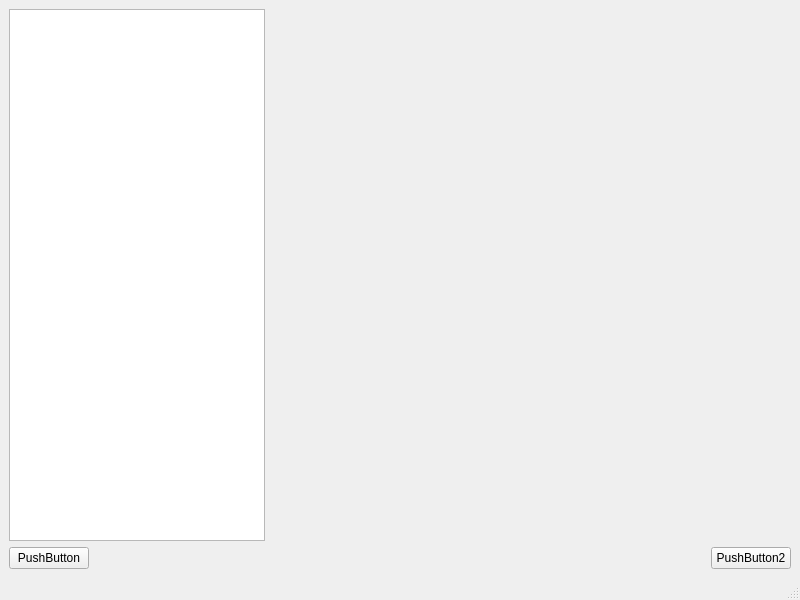
First picture: the form in worksheet6/mainwindow.ui, repository eeyzr1/2024_20291563, before the edit.
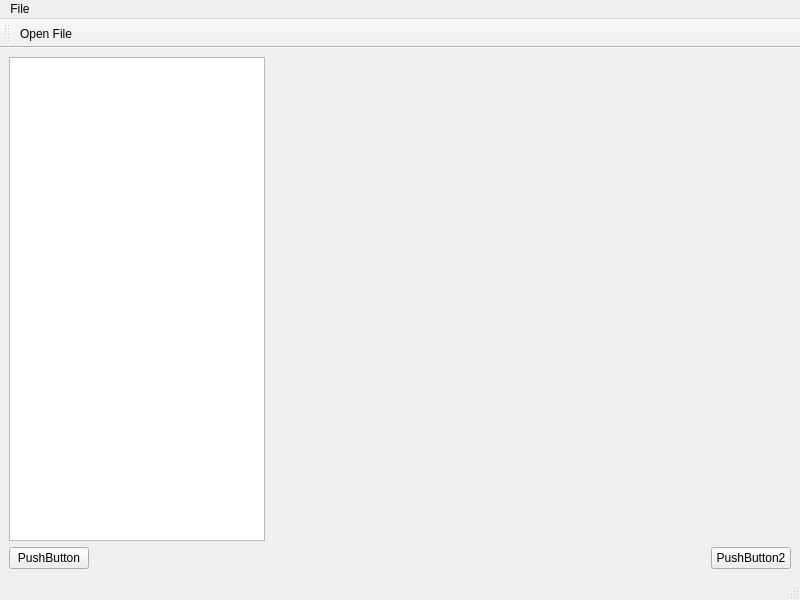
Second picture: the form after the edit.

Commit message: WS6 Ex6 adding tool bards and Menu Bars

What changed in the file:
```diff
--- a/worksheet6/mainwindow.ui
+++ b/worksheet6/mainwindow.ui
@@ -72,7 +72,8 @@
     </item>
    </layout>
   </widget>
-  <widget class="QMenuBar" name="menubar">
+  <widget class="QStatusBar" name="statusbar"/>
+  <widget class="QMenuBar" name="menuBar">
    <property name="geometry">
     <rect>
      <x>0</x>
@@ -81,8 +82,34 @@
      <height>25</height>
     </rect>
    </property>
+   <widget class="QMenu" name="menuFile">
+    <property name="title">
+     <string>File</string>
+    </property>
+    <addaction name="actionOpen_File"/>
+   </widget>
+   <addaction name="menuFile"/>
   </widget>
-  <widget class="QStatusBar" name="statusbar"/>
+  <widget class="QToolBar" name="toolBar">
+   <property name="windowTitle">
+    <string>toolBar</string>
+   </property>
+   <attribute name="toolBarArea">
+    <enum>TopToolBarArea</enum>
+   </attribute>
+   <attribute name="toolBarBreak">
+    <bool>false</bool>
+   </attribute>
+   <addaction name="actionOpen_File"/>
+  </widget>
+  <action name="actionOpen_File">
+   <property name="text">
+    <string>Open File</string>
+   </property>
+   <property name="menuRole">
+    <enum>QAction::MenuRole::NoRole</enum>
+   </property>
+  </action>
  </widget>
  <resources/>
  <connections>
```
Left out of the diff: 35 changed lines with no effect on the pictures. The commit also changes 2 other files.
